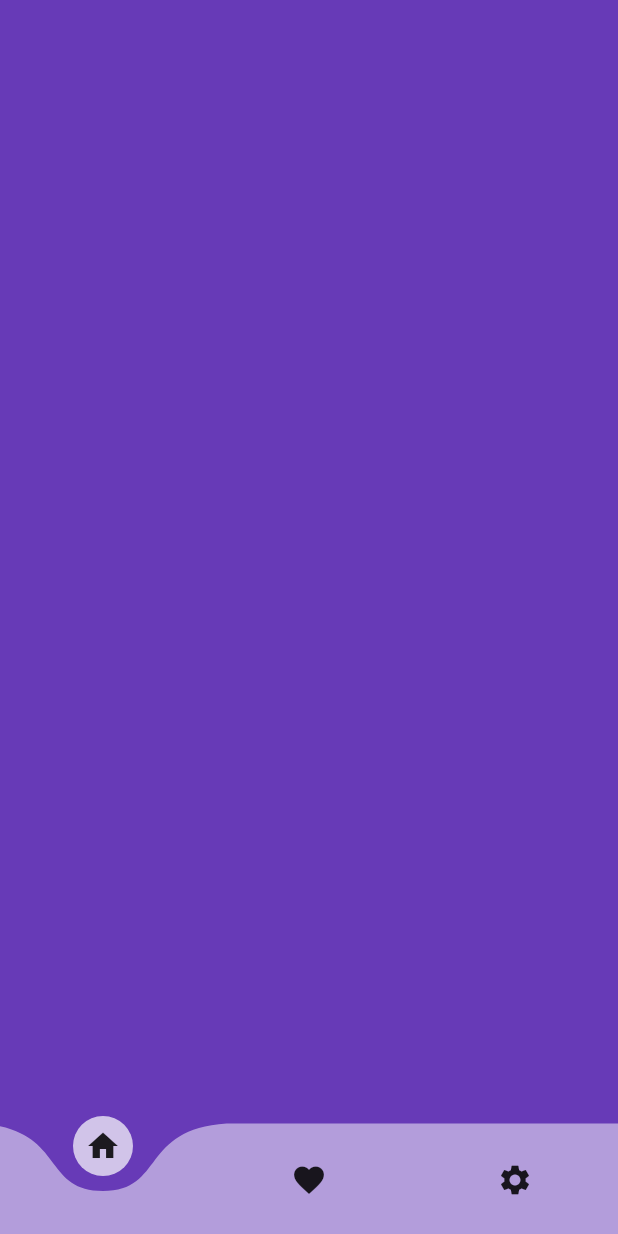
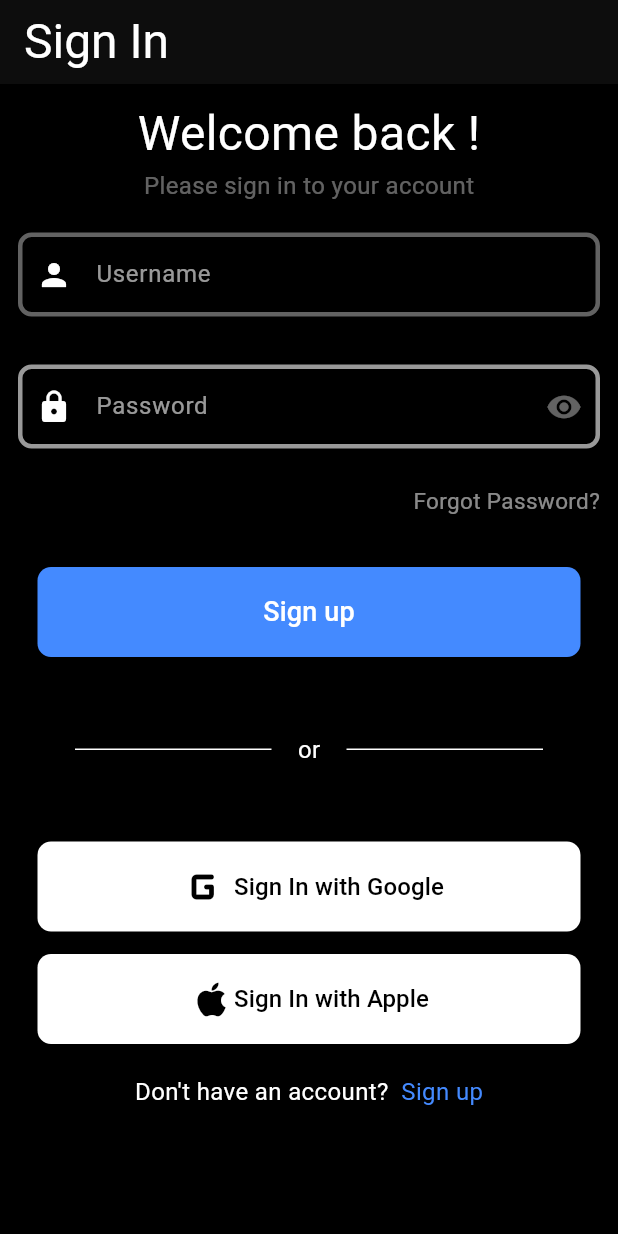
Before and after one commit to ikeecode/awesomeproject, a Flutter app: the screen it shows after launch, on a phone screen of 412 x 824 dp. Run offline on Flutter 3.47's test engine with Material 3 defaults, Android fonts, the phone set to English and light mode, and no system bars; drawn by our look-alikes of curved_navigation_bar; our stand-ins replace google_nav_bar.

Commit message:
Implementation screen1 : Sign In Page

```diff
--- a/lib/my_app.dart
+++ b/lib/my_app.dart
@@ -1,6 +1,7 @@
 import 'package:awesomeproject/awesome_curved_bar.dart';
 import 'package:flutter/material.dart';
 import 'package:awesomeproject/my_home_page.dart';
+import 'package:awesomeproject/screen1.dart';
 
 
 class MyApp extends StatelessWidget {
@@ -9,12 +10,11 @@ class MyApp extends StatelessWidget {
   Widget build(BuildContext context) {
     return MaterialApp(
       debugShowCheckedModeBanner: false,
-      title: 'Flutter Demo',
       theme: ThemeData(
         colorScheme: ColorScheme.fromSeed(seedColor: Colors.deepPurple),
         useMaterial3: true,
       ),
-      home: const AwesomeCurvedBar(),
+      home: const Screen1(),
     );
   }
 }
--- a/lib/my_home_page.dart
+++ b/lib/my_home_page.dart
@@ -12,6 +12,21 @@ class _MyHomePageState extends State<MyHomePage> {
   @override
   Widget build(BuildContext context) {
     return Scaffold(
+      appBar: AppBar(
+        leading: GestureDetector(
+          onTap: () {
+
+          },
+          child: Icon(Icons.menu),
+
+        ),
+        title: const Text("Template",
+          style:  TextStyle(
+              color: Colors.white,
+          ),
+        ),
+
+      ),
       bottomNavigationBar:
       Container(
         color: Colors.black,
@@ -25,8 +40,11 @@ class _MyHomePageState extends State<MyHomePage> {
               activeColor: Colors.white,
               tabBackgroundColor: Colors.grey.shade800,
               gap: 8,
+              onTabChange: (index) {
+                print(index);
+              },
               padding: EdgeInsets.all(16),
-              tabs: [
+              tabs: const [
                 GButton(icon: Icons.home, text: "Home",),
                 GButton(icon: Icons.search, text: "Search",),
                 GButton(icon: Icons.favorite, text: "Likes",),
--- /dev/null
+++ b/lib/screen1.dart
@@ -0,0 +1,252 @@
+import 'package:flutter/material.dart';
+
+
+class Screen1 extends StatefulWidget{
+  const Screen1({super.key});
+
+  @override
+  State<Screen1> createState() => _Screen1();
+}
+
+
+class _Screen1 extends State<Screen1> {
+  @override
+  Widget build (BuildContext context) {
+    return Scaffold(
+      appBar: AppBar(
+        backgroundColor: Colors.black.withOpacity(0.95),
+        title: const Text("Sign In", style: TextStyle(
+          color: Colors.white,
+          fontSize: 32
+        ),),
+
+      ),
+      body:  Container(
+
+        color: Colors.black,
+        child: Column(
+          children: [
+            const SizedBox(
+              height: 10,
+            ),
+            const Text("Welcome back !",
+            style:  TextStyle(
+              color: Colors.white,
+              fontSize: 32,
+            ),
+            ),
+
+            const Text("Please sign in to your account",
+              style:  TextStyle(
+                color: Colors.white38,
+                fontSize: 16,
+              ),
+            ),
+
+            Card(
+              elevation: 0,
+              color: Colors.black,
+              child:
+              Column(
+                crossAxisAlignment: CrossAxisAlignment.start,
+
+                children: <Widget>[
+
+                  Padding(
+                    padding: const EdgeInsets.symmetric(horizontal: 8, vertical: 16),
+                    child: TextField(
+
+                      decoration: InputDecoration(
+                          prefixIcon: const Icon(Icons.person, color: Colors.white,),
+                          enabledBorder: OutlineInputBorder(
+                            borderSide: const BorderSide(width: 3, color: Colors.white38),
+                            borderRadius: BorderRadius.circular(9.0),
+                          ),
+                          focusedBorder: OutlineInputBorder(
+                            borderSide: const BorderSide(width: 3, color: Colors.white),
+                            borderRadius: BorderRadius.circular(9.0),
+                          ),
+
+                          filled: true,
+                          fillColor: Colors.black,
+                          focusColor: Colors.white,
+
+                          hoverColor: Colors.white,
+                          hintText: 'Username',
+                          hintStyle: const TextStyle(
+                              color: Colors.white60
+                          )
+                      ),
+                    ),
+                  ),
+
+                  Padding(
+                    padding: const EdgeInsets.symmetric(horizontal: 8, vertical: 16),
+                    child: TextField(
+
+                      decoration: InputDecoration(
+                        suffixIcon: const Icon(Icons.remove_red_eye_sharp, color: Colors.white38),
+                        prefixIcon: const Icon(Icons.lock, color: Colors.white,),
+                          enabledBorder: OutlineInputBorder(
+                            borderSide: const BorderSide(width: 3, color: Colors.white60),
+                            borderRadius: BorderRadius.circular(9.0),
+                          ),
+                          focusedBorder: OutlineInputBorder(
+                            borderSide: const BorderSide(width: 3, color: Colors.white),
+                            borderRadius: BorderRadius.circular(9.0),
+                          ),
+
+                          filled: true,
+                          fillColor: Colors.black,
+                          focusColor: Colors.white,
+
+                          hoverColor: Colors.white,
+                          hintText: 'Password',
+                          hintStyle: const TextStyle(
+                              color: Colors.white60
+                          )
+                      ),
+                    ),
+                  ),
+                  const SizedBox(
+                    height: 8,
+                  ),
+                  const Padding(
+                    padding:  EdgeInsets.only(right: 8.0),
+                    child: Row(
+                      mainAxisAlignment: MainAxisAlignment.end,
+                      children: [
+
+                        Text("Forgot Password?",
+                          style: TextStyle(
+                            color: Colors.white54,
+                            fontSize: 15,
+                        ),
+                        ),
+                      ],
+                    ),
+                  ),
+                ],
+              ),
+
+            ),
+
+            const SizedBox(height: 30,),
+            ElevatedButton(
+              onPressed: () {
+              },
+              style: ElevatedButton.styleFrom(
+                  fixedSize: const Size(362.0, 60.0),
+                  backgroundColor: Colors.blueAccent,
+                  elevation: 20,
+                  shape: RoundedRectangleBorder(
+                    borderRadius: BorderRadius.circular(9.0),
+                  )
+              ),
+              child: const Text(
+                'Sign up',
+                style: TextStyle(
+                  fontSize: 18,
+                  color: Colors.white,
+                ),
+              ),
+
+            ),
+            const SizedBox(height: 50,),
+
+            Stack(
+              alignment: Alignment.center,
+              children: [
+                const Divider(
+                  thickness: 1,
+                  indent: 50,
+                  endIndent: 50,
+                  color: Colors.white,
+                ),
+                Positioned(
+                    child: Container(
+                      width: 50,
+                      alignment: Alignment.center,
+                      color: Colors.black,
+                      child:
+                          const Text("or", style: TextStyle(color: Colors.white, fontSize: 16),),
+                )
+                )
+
+              ],
+            ),
+
+        const SizedBox(height: 50,),
+        Column(
+          children: [
+            ElevatedButton(
+              onPressed: () {
+              },
+              style: ElevatedButton.styleFrom(
+                  fixedSize: const Size(362.0, 60.0),
+                  backgroundColor: Colors.white,
+                  elevation: 20,
+                  shape: RoundedRectangleBorder(
+                    borderRadius: BorderRadius.circular(9.0),
+                  )
+              ),
+              child: const Row(
+                mainAxisAlignment: MainAxisAlignment.center,
+                children: [
+                  Icon(Icons.g_mobiledata_rounded, color: Colors.black, size: 40,),
+                   Text(
+                    'Sign In with Google',
+                    style: TextStyle(
+                      fontSize: 16,
+                      color: Colors.black,
+                    ),
+                  ),
+                ],
+              )
+
+            ),
+            const SizedBox(height: 15,),
+            ElevatedButton(
+              onPressed: () {
+              },
+              style: ElevatedButton.styleFrom(
+                  fixedSize: const Size(362.0, 60.0),
+                  backgroundColor: Colors.white,
+                  elevation: 20,
+                  shape: RoundedRectangleBorder(
+                    borderRadius: BorderRadius.circular(9.0),
+                  )
+              ),
+
+              child: const Row(
+                mainAxisAlignment: MainAxisAlignment.center,
+                children: [
+                  Icon(Icons.apple_outlined, color: Colors.black, size: 30,),
+                   Text(
+                    'Sign In with Apple',
+                    style: TextStyle(
+                      fontSize: 16,
+                      color: Colors.black,
+                    ),
+                  ),
+                ],
+              )
+
+            ),
+          ],
+        ),
+
+            const SizedBox(height: 20,),
+           const Row(
+              mainAxisAlignment: MainAxisAlignment.center,
+              children: [
+                Text("Don't have an account?  ", style: TextStyle(color: Colors.white, fontSize: 16),),
+                Text("Sign up", style: TextStyle(color: Colors.blueAccent, fontSize: 16),)
+              ],
+            )
+          ],
+        ),
+      ),
+    );
+  }
+}
```
